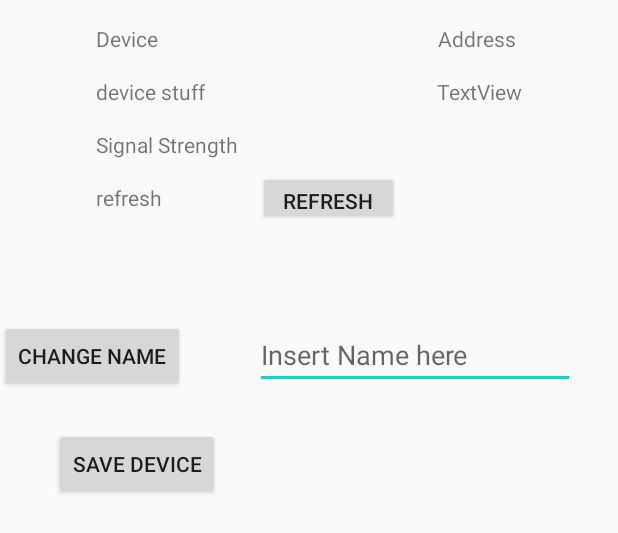
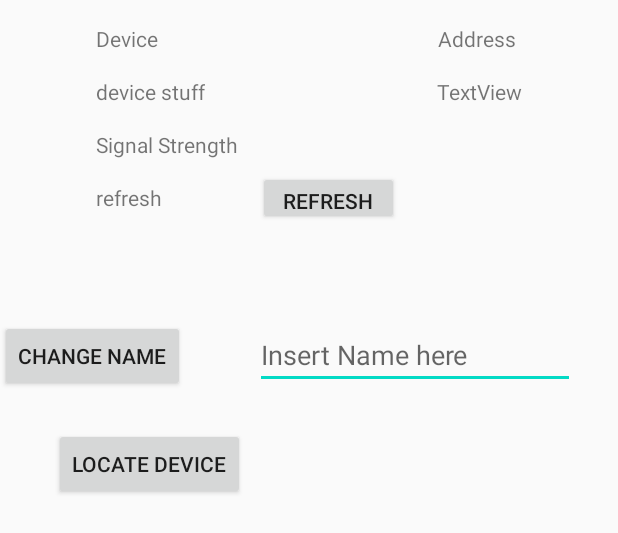
Before and after one commit to Kevnaut/Kiwy, an Android app: the layout activity_add_entry.xml on its own in the app's theme, with its tools: preview values and no code run, on a phone screen of 412 x 824 dp. Shown: the top 533 px of the screen. Run offline under Robolectric (Android 15) with nearby library versions, the phone set to English and light mode, and no system bars.

Commit message:
Cleaned code up

```diff
--- a/app/src/main/java/com/example/kiwy/LocateItem.java
+++ b/app/src/main/java/com/example/kiwy/LocateItem.java
@@ -2,35 +2,21 @@ package com.example.kiwy;
 
 import android.bluetooth.BluetoothAdapter;
 import android.bluetooth.BluetoothDevice;
-import android.bluetooth.BluetoothGatt;
-import android.bluetooth.BluetoothGattCallback;
-import android.bluetooth.BluetoothGattCharacteristic;
-import android.bluetooth.BluetoothGattDescriptor;
-import android.content.BroadcastReceiver;
-import android.content.Context;
 import android.content.Intent;
+import android.content.IntentFilter;
 import android.os.Build;
 import android.os.Bundle;
-import android.util.Log;
 import android.view.View;
 import android.widget.Button;
 import android.widget.TextView;
-import android.widget.Toast;
-
-import android.content.Intent;
-import android.content.IntentFilter;
 
 import androidx.annotation.RequiresApi;
 import androidx.appcompat.app.AppCompatActivity;
 
 import java.math.BigDecimal;
 import java.math.RoundingMode;
-import java.util.ArrayList;
 import java.util.Timer;
 import java.util.TimerTask;
-import java.util.concurrent.Executors;
-import java.util.concurrent.ScheduledExecutorService;
-import java.util.concurrent.TimeUnit;
 
 public class LocateItem extends AppCompatActivity {
 
@@ -45,11 +31,6 @@ public class LocateItem extends AppCompatActivity {
     private String btAddress;
     private int count;
 
-    //private BluetoothGattCallback callback;
-    private int status;
-    //    private DeviceListAdapter mDeviceListAdapter;
- //   private BluetoothAdapter adapter = BluetoothAdapter.getDefaultAdapter();
-  //  private KiwyBroadcastReceiver receiver;
 
     @RequiresApi(api = Build.VERSION_CODES.JELLY_BEAN_MR2)
     @Override
@@ -70,9 +51,9 @@ public class LocateItem extends AppCompatActivity {
         receiver = new KiwyBroadcastReceiver(device);
         btAddress = intent.getStringExtra("btDeviceAddress");
 
-        btFound.setOnClickListener(new View.OnClickListener(){ //go back to main menu
+        btFound.setOnClickListener(new View.OnClickListener() { //go back to main menu
             @Override
-            public void onClick(View view){
+            public void onClick(View view) {
                 returnToMainMenu();
             }
         });
@@ -90,7 +71,7 @@ public class LocateItem extends AppCompatActivity {
                 }
                 adapter.startDiscovery();
 
-                deviceRssi =  MainActivity.getCapturedRSSI(btAddress);
+                deviceRssi = MainActivity.getCapturedRSSI(btAddress);
 
                 IntentFilter discoverIntent = new IntentFilter(BluetoothDevice.ACTION_FOUND);
                 registerReceiver(receiver, discoverIntent);
@@ -106,7 +87,7 @@ public class LocateItem extends AppCompatActivity {
 
     }
 
-    private void updateDistance(){
+    private void updateDistance() {
 
         //TODO convert rssi to distance
 
@@ -115,7 +96,7 @@ public class LocateItem extends AppCompatActivity {
         }
         adapter.startDiscovery();
 
-        deviceRssi =  MainActivity.getCapturedRSSI(btAddress);
+        deviceRssi = MainActivity.getCapturedRSSI(btAddress);
 
         IntentFilter discoverIntent = new IntentFilter(BluetoothDevice.ACTION_FOUND);
         registerReceiver(receiver, discoverIntent);
@@ -126,16 +107,16 @@ public class LocateItem extends AppCompatActivity {
 
     // accepts distance in terms of feet
     // if unit is not type feet it will convert it the the appropriate type
-    public void setDistanceReadout(double distance, String Units){
+    public void setDistanceReadout(double distance, String Units) {
 
         String UnitAbbreviation;
         double calculatedDistance = distance;
 
-        if(Units == "feet"){
+        if (Units == "feet") {
             UnitAbbreviation = " ft.";
-        } else if (Units == "meters" ) {
+        } else if (Units == "meters") {
             //convert to meters with only 1 decimal place
-            calculatedDistance = BigDecimal.valueOf(distance/3.28)
+            calculatedDistance = BigDecimal.valueOf(distance / 3.28)
                     .setScale(1, RoundingMode.HALF_UP)
                     .doubleValue();
             UnitAbbreviation = " M";
@@ -147,17 +128,8 @@ public class LocateItem extends AppCompatActivity {
 
     }
 
-    //TODO
-    //returns the direction in degrees
-    /*
-    private int findDirection(){
-        int ret;
 
-        return ret;
-    }
-    */
-
-    public void returnToMainMenu(){
+    public void returnToMainMenu() {
         Intent intent = new Intent(this, MainActivity.class);
         startActivity(intent);
     }
--- a/app/src/main/java/com/example/kiwy/MainActivity.java
+++ b/app/src/main/java/com/example/kiwy/MainActivity.java
@@ -16,7 +16,6 @@ import android.view.View;
 import android.widget.AdapterView;
 import android.widget.Button;
 import android.widget.ListView;
-import android.widget.Toast;
 
 import androidx.annotation.RequiresApi;
 import androidx.appcompat.app.AppCompatActivity;
@@ -111,6 +110,7 @@ public class MainActivity extends AppCompatActivity {
         @Override
         public void onReceive(Context context, Intent intent) {
             final String action = intent.getAction();
+            capturedDevices = new HashMap<String,String>();
             Log.d(TAG, "onReceive: ACTION FOUND");
             if(action.equals(BluetoothDevice.ACTION_FOUND)) {
                 BluetoothDevice device = intent.getParcelableExtra(BluetoothDevice.EXTRA_DEVICE);
@@ -124,8 +124,6 @@ public class MainActivity extends AppCompatActivity {
                 String s = "" + rssi;
                 capturedRSSI.put(device.getAddress(),s);
                 lvNewDevices.setAdapter(mDeviceListAdapter);
-                //Toast.makeText(getApplicationContext(),"  RSSI: " + rssi + "dBm", Toast.LENGTH_SHORT).show();
-
             }
         }
     };
@@ -332,45 +330,7 @@ public class MainActivity extends AppCompatActivity {
     }
 
     public static String getCapturedRSSI(String address){
+
         return capturedRSSI.get(address);
     }
-
-    @RequiresApi(api = Build.VERSION_CODES.KITKAT)
-    private void connectToDevice(BluetoothDevice device) {
-
-        try {
-            Log.d(TAG, "Start Pairing... with: " + device.getName());
-            device.createBond();
-            Log.d(TAG, "Pairing finished.");
-        } catch (Exception e) {
-            Log.e(TAG, e.getMessage());
-        }
-
-        /*
-        Log.d(TAG, "Bluetooth bonding with device. ");
-        boolean outcome = false;
-
-        if (android.os.Build.VERSION.SDK_INT >= android.os.Build.VERSION_CODES.KITKAT) {
-            outcome = device.createBond();
-        }
-
-        System.out.println("TEST: Bounding outcome : " + outcome);
-
-        // If the outcome is true, we are bounding with this device.
-        if (outcome == true) {
-            //this.boundingDevice = device;
-            System.out.println("TEST: bound");
-
-            //rssi = intent.getShortExtra(BluetoothDevice.EXTRA_RSSI,Short.MIN_VALUE);
-
-            android.widget.Toast.makeText(getApplicationContext()," INSIDE ADD DEVICE RSSI: " + rssi + "dBm", android.widget.Toast.LENGTH_SHORT).show();
-        }
-
-         */
-
-
-
     }
-
-
-}
--- a/app/src/main/res/layout/activity_add_entry.xml
+++ b/app/src/main/res/layout/activity_add_entry.xml
@@ -73,13 +73,13 @@
         tools:layout_editor_absoluteX="36dp" />
 
     <Button
-        android:id="@+id/btAddDevice"
+        android:id="@+id/btLocateDevice"
         android:layout_width="wrap_content"
         android:layout_height="wrap_content"
         android:layout_marginStart="36dp"
         android:layout_marginLeft="36dp"
         android:layout_marginTop="24dp"
-        android:text="Save Device"
+        android:text="Locate Device"
         app:layout_constraintStart_toStartOf="parent"
         app:layout_constraintTop_toBottomOf="@+id/btChangeName" />
 
```
Also changed, not shown: app/src/main/java/com/example/kiwy/AddEntry.java (+1 -17 lines).
